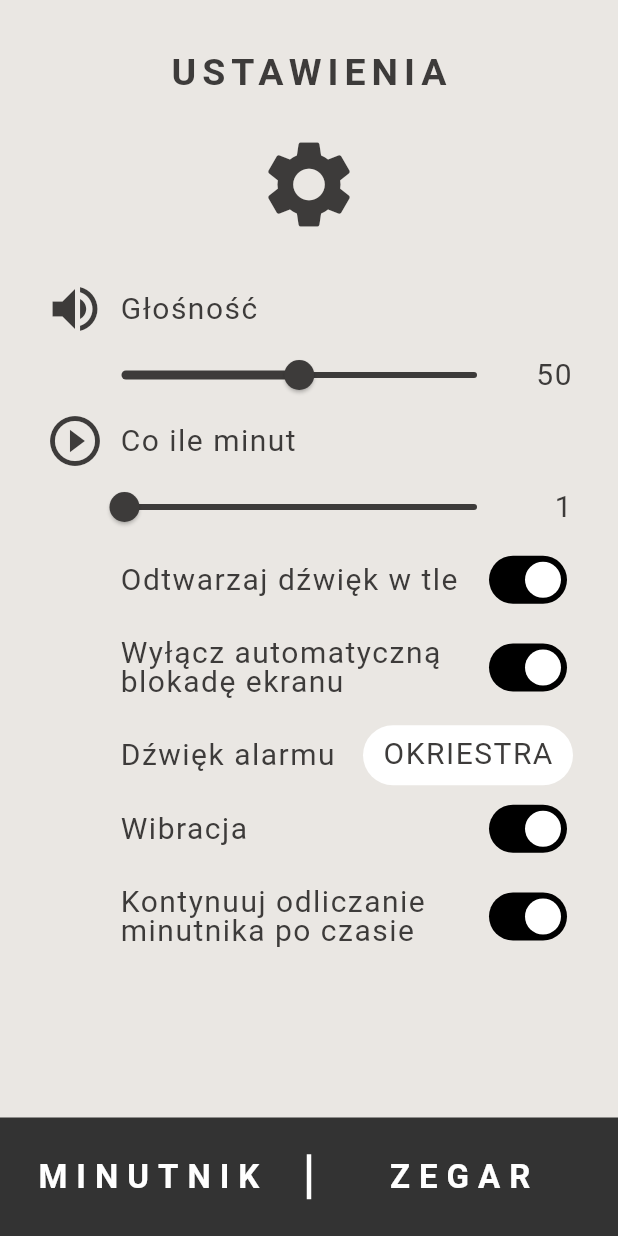
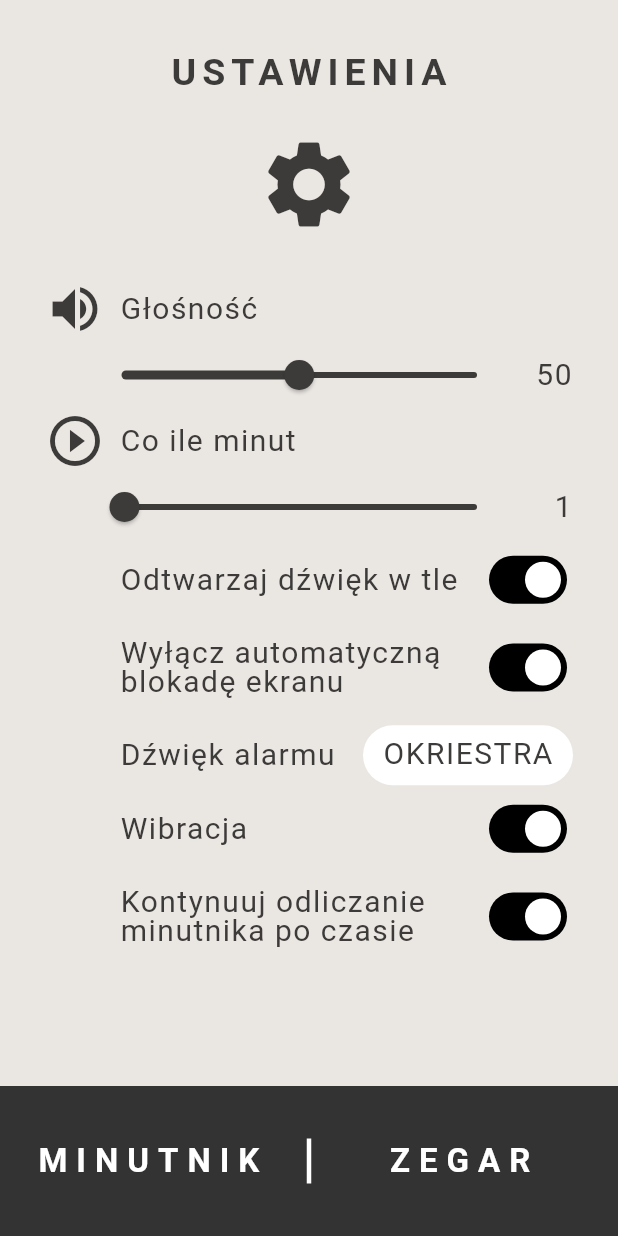
Before and after one commit to tomaszbazan/atloud, a Flutter app: the screen it shows after launch, after a tap on the "settings" icon, on a phone screen of 412 x 824 dp. Run offline on Flutter 3.47's test engine with Material 3 defaults, Android fonts, the phone set to English and light mode, and no system bars; our stand-ins replace audioplayers, device_preview, flutter_secure_storage, flutter_tts, package_info_plus, vibration and 1 more; missing offline and left inert: flutter_foreground_task, volume_controller, wheel_picker; Roboto replaces fonts that are missing (OpenSans).

Commit message:
Removed unnecessary component

```diff
--- a/lib/settings/footer.dart
+++ b/lib/settings/footer.dart
@@ -20,6 +20,7 @@ class SettingsFooterWidget extends StatelessWidget {
   @override
   Widget build(BuildContext context) {
     return Container(
+      height: 100,
       color: CustomColors.footerBackgroundColor,
       child: SafeArea(
         child: Row(
--- a/lib/timer/timer.dart
+++ b/lib/timer/timer.dart
@@ -1,6 +1,5 @@
 import 'dart:async';
 
-import 'package:atloud/components/app_bar.dart';
 import 'package:atloud/components/footer.dart';
 import 'package:atloud/components/volume_switcher.dart';
 import 'package:atloud/converters/date_time_to_string.dart';
@@ -91,7 +90,6 @@ class _TimerPageState extends State<TimerPage> {
   @override
   Widget build(BuildContext context) {
     return Scaffold(
-      appBar: const AppBarWidget(text: ''),
       body: Center(
         child: _isPickingTime
             ? TimePickerWidget(
```
